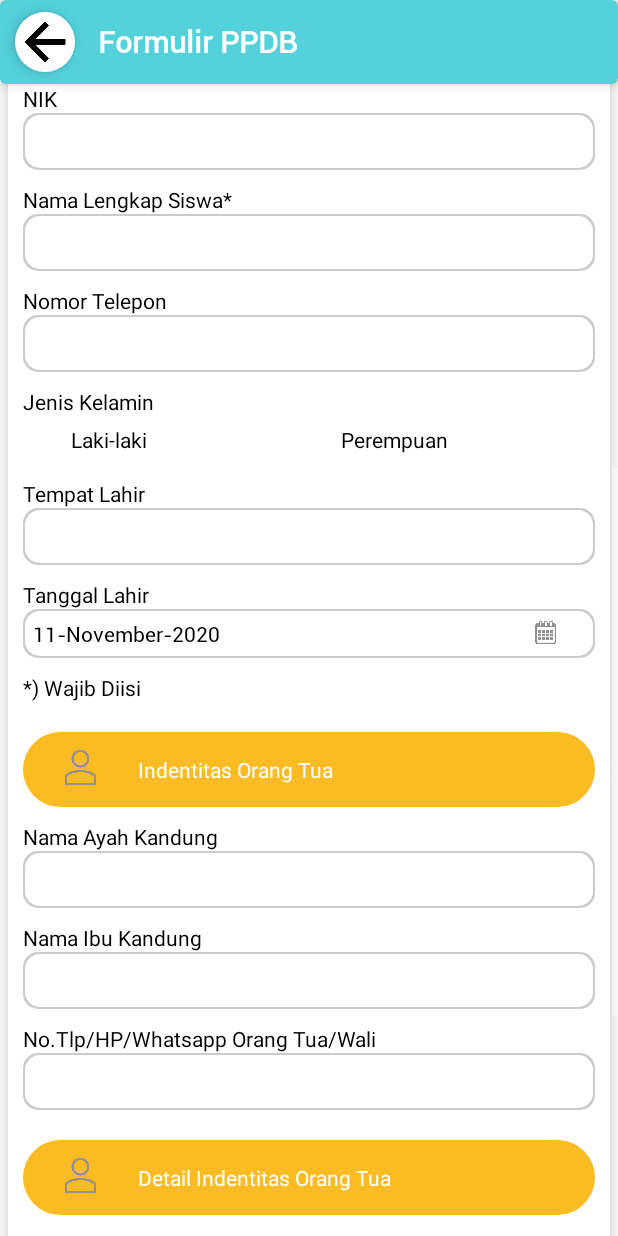
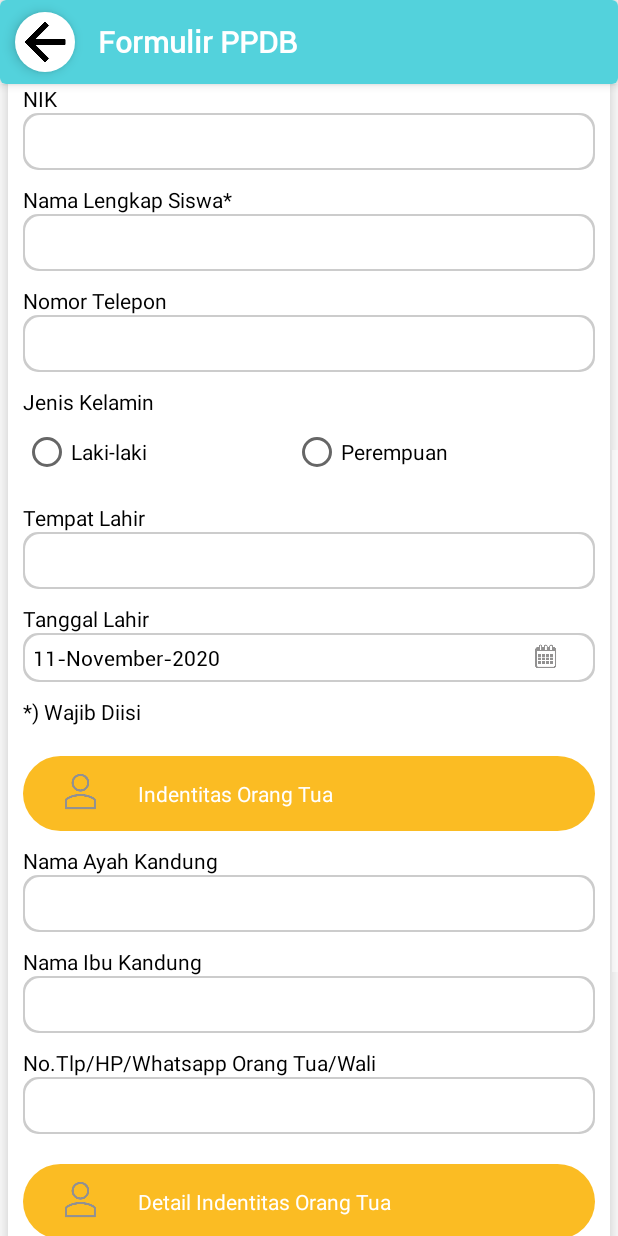
Before and after one commit to musupadi/Puskomdik, an Android app: the PPDBActivity screen opened directly, with no data from a screen before it, scrolled down 537 dp, on a phone screen of 412 x 824 dp. Run offline under Robolectric (Android 15) with nearby library versions, the phone set to English and light mode, and no system bars; our stand-ins replace CircleImageView; libraries missing offline, so code that uses them is left out: com.afollestad.materialdialogs; pictures from the network do not load.

Commit message:
Puskomdik

```diff
--- a/app/src/main/java/com/destinyapp/puskomdik/Activity/menu/PrestasiActivity.java
+++ b/app/src/main/java/com/destinyapp/puskomdik/Activity/menu/PrestasiActivity.java
@@ -42,7 +42,7 @@ public class PrestasiActivity extends AppCompatActivity {
     protected void onCreate(Bundle savedInstanceState) {
         super.onCreate(savedInstanceState);
         destiny = new Destiny();
-        setContentView(R.layout.activity_struktur_oraganisasi);
+        setContentView(R.layout.activity_prestasi);
         Back = findViewById(R.id.relativeBack);
         recycler = findViewById(R.id.recyclerView);
         dbHelper = new DB_Helper(this);
--- a/app/src/main/java/com/destinyapp/puskomdik/Activity/menu/StrukturOraganisasiActivity.java
+++ b/app/src/main/java/com/destinyapp/puskomdik/Activity/menu/StrukturOraganisasiActivity.java
@@ -40,8 +40,8 @@ public class StrukturOraganisasiActivity extends AppCompatActivity {
     @Override
     protected void onCreate(Bundle savedInstanceState) {
         super.onCreate(savedInstanceState);
+        setContentView(R.layout.activity_struktur_oraganisasi);
         destiny = new Destiny();
-        setContentView(R.layout.activity_struktur_oraganisasi);
         Back = findViewById(R.id.relativeBack);
         recycler = findViewById(R.id.recyclerView);
         dbHelper = new DB_Helper(this);
--- a/app/src/main/res/layout/activity_p_p_d_b.xml
+++ b/app/src/main/res/layout/activity_p_p_d_b.xml
@@ -204,6 +204,7 @@
                                 android:text="Jenis Kelamin"
                                 android:textColor="@color/colorBlack"/>
                             <RadioGroup
+                                android:theme="@style/Theme.Puskomdik"
                                 android:layout_width="match_parent"
                                 android:layout_height="wrap_content"
                                 android:id="@+id/radGroupKelamin"
@@ -385,6 +386,7 @@
                                 android:text="Akta Kelahiran Fotocopy"
                                 android:textColor="@color/colorBlack"/>
                             <RadioGroup
+                                android:theme="@style/Theme.Puskomdik"
                                 android:layout_width="match_parent"
                                 android:layout_height="wrap_content"
                                 android:id="@+id/radGroupAktaKelahiran"
@@ -458,6 +460,7 @@
                                 android:text="Kartu Keluarga Fotocopy"
                                 android:textColor="@color/colorBlack"/>
                             <RadioGroup
+                                android:theme="@style/Theme.Puskomdik"
                                 android:layout_width="match_parent"
                                 android:layout_height="wrap_content"
                                 android:id="@+id/radGroupKartuKeluarga"
@@ -526,6 +529,7 @@
                                 android:text="Mengisi Data Pribadi Siswa"
                                 android:textColor="@color/colorBlack"/>
                             <RadioGroup
+                                android:theme="@style/Theme.Puskomdik"
                                 android:layout_width="match_parent"
                                 android:layout_height="wrap_content"
                                 android:id="@+id/radGroupDataPribadiSiswa"
@@ -594,6 +598,7 @@
                                 android:text="Pas Foto Ukuran 3X4"
                                 android:textColor="@color/colorBlack"/>
                             <RadioGroup
+                                android:theme="@style/Theme.Puskomdik"
                                 android:layout_width="match_parent"
                                 android:layout_height="wrap_content"
                                 android:id="@+id/radGroupFoto"
--- a/app/src/main/res/layout/activity_prestasi.xml
+++ b/app/src/main/res/layout/activity_prestasi.xml
@@ -38,7 +38,7 @@
                     android:layout_marginLeft="5dp"
                     android:layout_width="match_parent"
                     android:layout_height="match_parent"
-                    android:text="Struktur Organisasi"
+                    android:text="Prestasi"
                     android:gravity="center|left"
                     android:textColor="@color/colorWhite"
                     android:textStyle="bold"
--- a/app/src/main/res/layout/activity_struktur_oraganisasi.xml
+++ b/app/src/main/res/layout/activity_struktur_oraganisasi.xml
@@ -38,7 +38,7 @@
                     android:layout_marginLeft="5dp"
                     android:layout_width="match_parent"
                     android:layout_height="match_parent"
-                    android:text="Prestasi"
+                    android:text="Struktur Organisasi"
                     android:gravity="center|left"
                     android:textColor="@color/colorWhite"
                     android:textStyle="bold"
```
